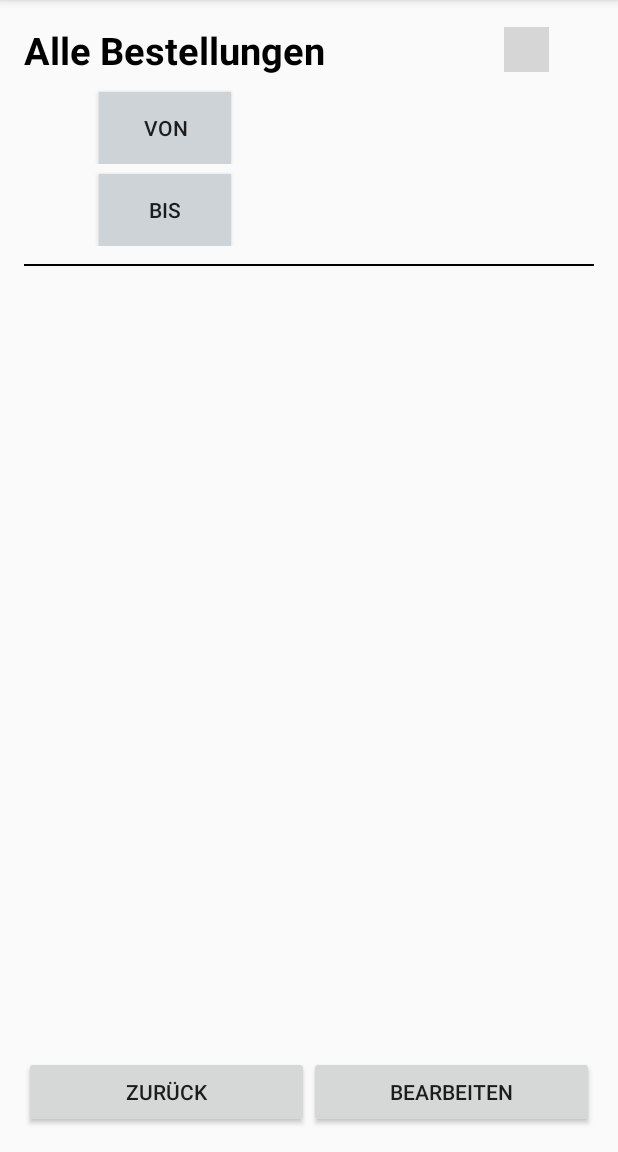
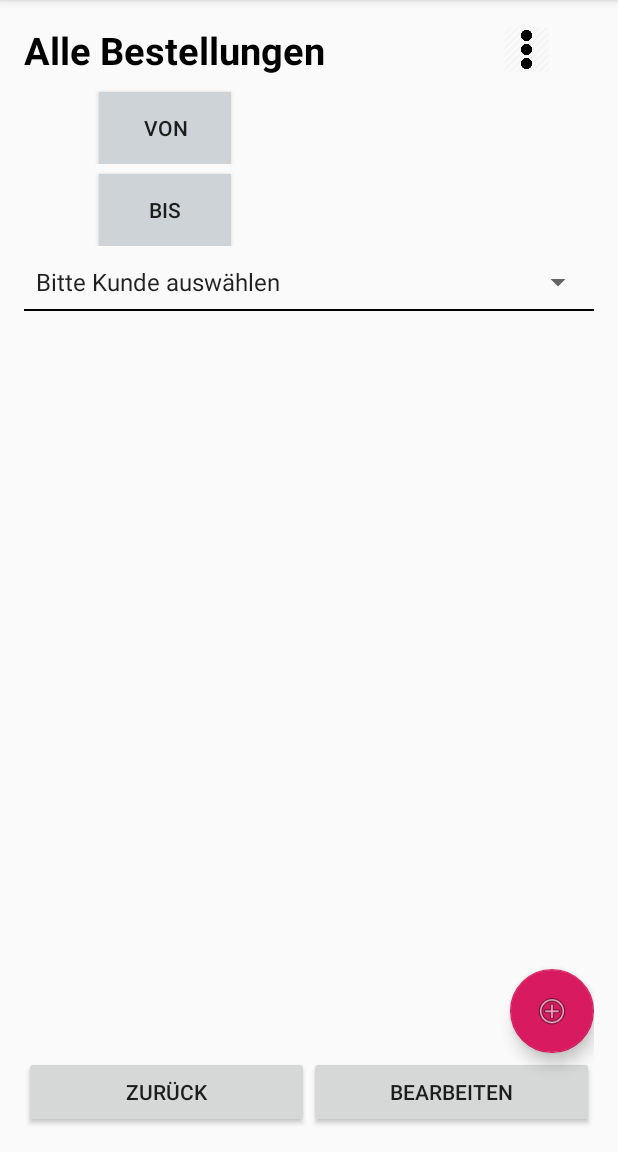
Before and after one commit to mertag96/bruderhausDiakonie, an Android app: the AllOrders screen opened directly, with no data from a screen before it, on a phone screen of 412 x 824 dp, the part 84-1236 px from its top. Run offline under Robolectric (Android 15) with nearby library versions, the phone set to English and light mode, and no system bars; grey boxes are pictures that could not be loaded.

```diff
--- a/app/src/main/java/com/example/firsttest/firsttest/AllOrders.java
+++ b/app/src/main/java/com/example/firsttest/firsttest/AllOrders.java
@@ -7,9 +7,12 @@ import android.content.Intent;
 import android.support.v7.app.AlertDialog;
 import android.support.v7.app.AppCompatActivity;
 import android.os.Bundle;
+import android.util.Log;
 import android.view.View;
+import android.widget.ArrayAdapter;
 import android.widget.Button;
 import android.widget.DatePicker;
+import android.widget.Spinner;
 import android.widget.TextView;
 import android.widget.Toast;
 
@@ -17,14 +20,27 @@ import java.util.Calendar;
 
 public class AllOrders extends AppCompatActivity {
 
+
     private Button fromDate, toDate, edit, back;
     private TextView fromTxtView, toTxtView;
     final Context context = this;
+    private Spinner spinner;
+    private static final String[] items = {"Bitte Kunde auswählen"};
+
+    //private static final String TAG = "AllOrders";
 
     @Override
     protected void onCreate(Bundle savedInstanceState) {
         super.onCreate(savedInstanceState);
         setContentView(R.layout.activity_all_orders);
+        // Log.d(TAG, "onCreate: Started.");
+
+
+        //implementing spinner of customer
+        spinner = findViewById(R.id.spinner);
+        ArrayAdapter<String> adapter = new ArrayAdapter<String>(AllOrders.this, android.R.layout.simple_spinner_item, items);
+        adapter.setDropDownViewResource(android.R.layout.simple_spinner_dropdown_item);
+        spinner.setAdapter(adapter);
 
         fromDate = findViewById(R.id.fromDate);
         fromTxtView = findViewById(R.id.fromtvSelectedDate);
@@ -95,8 +111,8 @@ public class AllOrders extends AppCompatActivity {
                 alertDialogBuilder.setTitle("Hinweis");
 
                 //set Dialog Message
-                alertDialogBuilder.setMessage("Wie möchten Sie vorgehen?").setCancelable(false)
-                        .setPositiveButton("Löschen", new DialogInterface.OnClickListener() {
+                alertDialogBuilder.setMessage("Löschen?").setCancelable(false)
+                        .setPositiveButton("Ja", new DialogInterface.OnClickListener() {
                             @Override
                             public void onClick(DialogInterface dialog, int which) {
                                 //if this button is clicked, close currect activity
--- a/app/src/main/res/layout/activity_all_orders.xml
+++ b/app/src/main/res/layout/activity_all_orders.xml
@@ -92,19 +92,34 @@
             android:textStyle="bold"
             />
     </LinearLayout>
+    <LinearLayout
+        android:layout_width="match_parent"
+        android:layout_height="match_parent"
+        >
+        <Spinner
+            android:id="@+id/spinner"
+            android:layout_width="match_parent"
+            android:layout_height="wrap_content"
+            android:layout_marginTop="160dp"
+            />
+    </LinearLayout>
 
     <View
-        android:layout_marginTop="160dp"
+        android:layout_marginTop="190dp"
         android:layout_width="wrap_content"
         android:layout_height="1dip"
         android:background="#000000" />
 
-    <LinearLayout
-        android:layout_width="wrap_content"
-        android:layout_height="wrap_content">
+    <ListView
+        android:layout_width="match_parent"
+        android:layout_height="240dp"
+        android:layout_marginTop="200dp"
+        android:id="@+id/listView">
+
+    </ListView>
 
 
-    </LinearLayout>
+
 
     <LinearLayout
         android:id="@+id/LinearLayout02"
@@ -127,4 +142,15 @@
         </Button>
     </LinearLayout>
 
+    <android.support.design.widget.FloatingActionButton
+        android:id="@+id/floatingActionButton"
+        android:layout_width="wrap_content"
+        android:layout_height="wrap_content"
+        android:layout_alignParentEnd="true"
+        android:layout_alignParentBottom="true"
+        android:layout_marginEnd="0dp"
+        android:layout_marginBottom="50dp"
+        android:clickable="true"
+        app:srcCompat="@android:drawable/ic_menu_add" />
+
 </RelativeLayout>
```
Also changed, not shown: app/src/main/java/com/example/firsttest/firsttest/Adapter.java (+11 -0 lines), app/src/main/java/com/example/firsttest/firsttest/MainActivity.java (+9 -2 lines), app/src/main/java/com/example/firsttest/firsttest/Menuplan.java (+4 -12 lines), app/src/main/java/com/example/firsttest/firsttest/VerticalScroll.java (added, +40 -0 lines), app/src/main/res/layout/adapter_view_layout.xml (added, +41 -0 lines), app/src/main/res/layout/item.xml (+8 -0 lines), app/src/main/res/drawable/threedotslogout.png (added).
